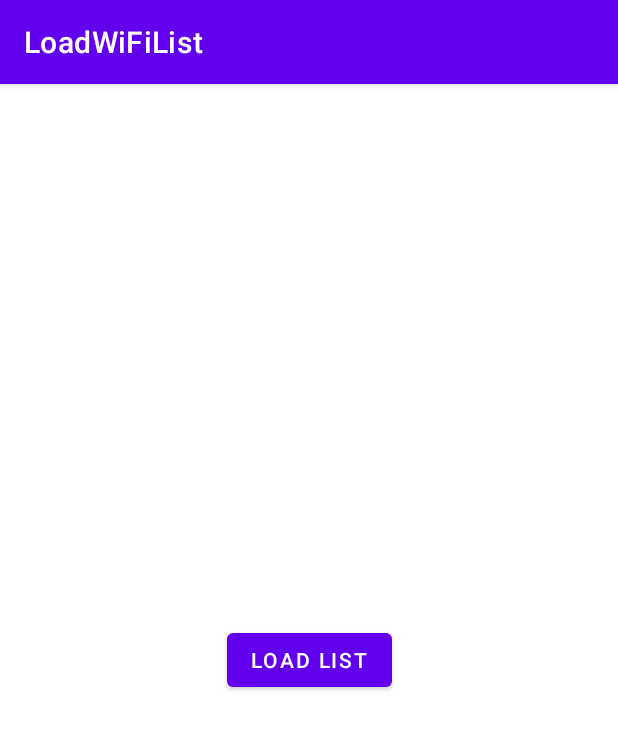
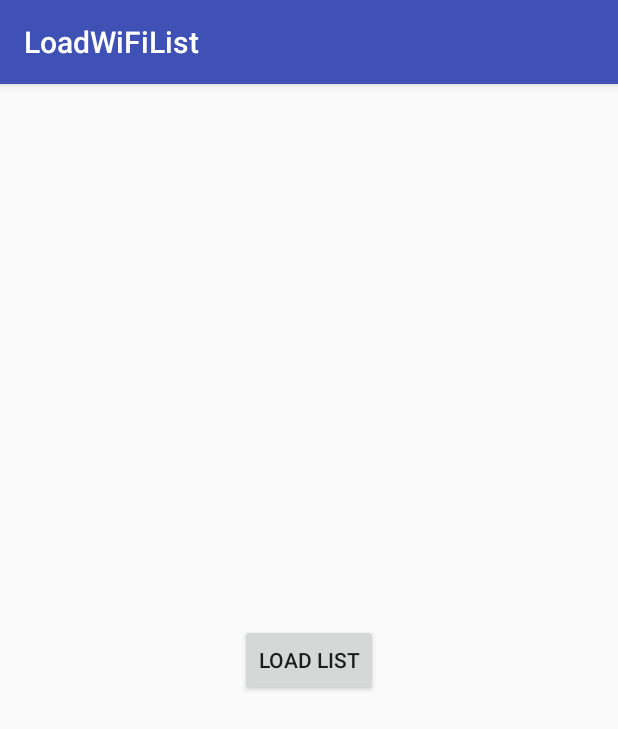
Before and after one commit to GGarciaDev/AndroidWiFiConnect, an Android app: the screen it shows after launch (MainActivity), after a tap on "LOAD LIST", on a phone screen of 412 x 824 dp. Shown: the top 729 px of the screen. Run offline under Robolectric (Android 15) with nearby library versions, the phone set to English and light mode, and no system bars; libraries missing offline, so code that uses them is left out: com.beust.klaxon.

Commit message:
remove fragment and downgrade sdk version

```diff
--- a/app/src/main/AndroidManifest.xml
+++ b/app/src/main/AndroidManifest.xml
@@ -14,7 +14,7 @@
         android:label="@string/app_name"
         android:roundIcon="@mipmap/ic_launcher_round"
         android:supportsRtl="true"
-        android:theme="@style/Theme.LoadWiFiList">
+        android:theme="@style/AppTheme">
         <activity
             android:name=".MainActivity"
             android:exported="true">
--- a/app/src/main/java/com/mega/loadwifilist/JoinWifi.java
+++ b/app/src/main/java/com/mega/loadwifilist/JoinWifi.java
@@ -102,6 +102,7 @@ public class JoinWifi extends AppCompatActivity implements CheckSSIDBroadcastRec
         String proxyBypass = getIntent().getStringExtra(PROXY_BYPASS);
         String proxyPacUri = getIntent().getStringExtra(PROXY_PAC_URI);
 
+        Log.d(TAG, "JoinWifi on "+mSSID+" password "+mPasswordType+" over "+mPassword);
         // Validate
         if ((mSSID == null) || // SSID REQUIRED
                 (mPasswordType != null && mPassword == null) || // PASSWORD REQUIRED IF PASSWORD TYPE GIVEN
--- a/app/src/main/java/com/mega/loadwifilist/MainActivity.kt
+++ b/app/src/main/java/com/mega/loadwifilist/MainActivity.kt
@@ -1,17 +1,68 @@
 package com.mega.loadwifilist
 
+import android.content.Intent
 import android.os.Bundle
+import android.util.Log
+import android.widget.Button
+import android.widget.Toast
 import androidx.appcompat.app.AppCompatActivity
+import com.beust.klaxon.JsonReader
+import com.beust.klaxon.Klaxon
+import java.io.StringReader
 
 
 class MainActivity : AppCompatActivity() {
+    class WiFi(val ssid: String, val password: String, val security: String)
+    private var wifiList: ArrayList<WiFi>? = null
+
+    fun connectToWifi(ssid: String, key: String, security: String) {
+        Log.d("MainZ", "Connecting to ${ssid} pass ${key} over ${security}")
+        val intent = Intent(this, JoinWifi::class.java)
+        intent.putExtra("ssid",ssid)
+        intent.putExtra("password_type",security)
+        intent.putExtra("password",key)
+        startActivity(intent)
+    }
+
     override fun onCreate(savedInstanceState: Bundle?) {
         super.onCreate(savedInstanceState)
         setContentView(R.layout.activity_main)
-        if (savedInstanceState == null) {
-            supportFragmentManager.beginTransaction()
-                .replace(R.id.container, MainFragment.newInstance())
-                .commitNow()
+        wifiList = arrayListOf<WiFi>()
+        val btn_load = findViewById<Button>(R.id.btn_load)
+        btn_load.setOnClickListener {
+            Log.d("MainZ", "Button clicked")
+            val intent = Intent()
+                .setType("*/*")
+                .setAction(Intent.ACTION_GET_CONTENT)
+
+            startActivityForResult(Intent.createChooser(intent, "Select a file"), 111)
+        }
+    }
+
+    override fun onActivityResult(requestCode: Int, resultCode: Int, data: Intent?) {
+        super.onActivityResult(requestCode, resultCode, data)
+
+        if (requestCode == 111 && resultCode == RESULT_OK) {
+            val selectedFile = data?.data //The uri with the location of the file
+            Log.d("MainZ", "Got an file")
+            val jsonSelectedFile = contentResolver.openInputStream(selectedFile!!);
+            val inputAsString = jsonSelectedFile!!.bufferedReader().use { it.readText() }
+            val klaxon = Klaxon()
+            JsonReader(StringReader(inputAsString)).use { reader ->
+                reader.beginArray {
+                    while (reader.hasNext()) {
+                        val wifi = klaxon.parse<WiFi>(reader)
+                        wifiList!!.add(wifi!!)
+                    }
+                }
+            }
+            Toast.makeText(this, "Finish importing ${wifiList!!.size} wifi configs" , Toast.LENGTH_LONG).show()
+
+            Log.d("MainZ", "Got an file")
+            Log.d("MainZ", "Start connecting to wifi")
+            wifiList!!.forEach{
+                connectToWifi(it.ssid, it.password, it.security)
+            }
         }
     }
 }
--- a/app/src/main/java/com/mega/loadwifilist/MainFragment.kt
+++ /dev/null
@@ -1,89 +0,0 @@
-package com.mega.loadwifilist
-
-import android.content.Context
-import android.content.Intent
-import android.net.Uri
-import android.net.wifi.WifiManager
-import android.os.Bundle
-import android.util.Log
-import android.view.LayoutInflater
-import android.view.View
-import android.view.ViewGroup
-import android.widget.Button
-import android.widget.Toast
-import androidx.fragment.app.Fragment
-import com.beust.klaxon.JsonReader
-import com.beust.klaxon.Klaxon
-import java.io.StringReader
-
-
-class MainFragment : Fragment() {
-
-    interface URICallback {
-        fun onUriAcquired(uri: Uri)
-    }
-
-    class WiFi(val ssid: String, val password: String, val security: String)
-    private var wifiList: ArrayList<WiFi>? = null
-    lateinit var observer : MainLifecycleObserver
-    lateinit var wfMgr: WifiManager
-
-    fun connectToWifi(ssid: String, key: String, security: String) {
-        val intent = Intent(requireActivity(), JoinWifi::class.java)
-        intent.putExtra("ssid",ssid)
-        intent.putExtra("password_type",security)
-        intent.putExtra("password",key)
-        startActivity(intent)
-    }
-
-    companion object {
-        fun newInstance() = MainFragment()
-    }
-
-    override fun onCreateView(
-        inflater: LayoutInflater, container: ViewGroup?,
-        savedInstanceState: Bundle?,
-    ): View {
-        return inflater.inflate(R.layout.fragment_main, container, false)
-    }
-
-    override fun onCreate(savedInstanceState: Bundle?) {
-        super.onCreate(savedInstanceState)
-        wifiList = arrayListOf<WiFi>()
-        wfMgr = requireActivity().getSystemService(Context.WIFI_SERVICE) as WifiManager
-        observer = MainLifecycleObserver(requireActivity().activityResultRegistry, object: URICallback{
-            override fun onUriAcquired(uri: Uri) {
-                Log.d("MainZ", "Got an file")
-                val jsonSelectedFile = requireActivity().contentResolver.openInputStream(uri!!);
-                val inputAsString = jsonSelectedFile!!.bufferedReader().use { it.readText() }
-                val klaxon = Klaxon()
-                JsonReader(StringReader(inputAsString)).use { reader ->
-                    reader.beginArray {
-                        while (reader.hasNext()) {
-                            val wifi = klaxon.parse<WiFi>(reader)
-                            wifiList!!.add(wifi!!)
-                        }
-                    }
-                }
-                Toast.makeText(requireContext(), "Finish importing ${wifiList!!.size} wifi configs" , Toast.LENGTH_LONG).show()
-
-                Log.d("MainZ", "Got an file")
-                Log.d("MainZ", "Start connecting to wifi")
-                wifiList!!.forEach{
-                    connectToWifi(it.ssid, it.password, it.security)
-                }
-            }
-        })
-        lifecycle.addObserver(observer)
-    }
-
-    override fun onViewCreated(view: View, savedInstanceState: Bundle?) {
-        super.onViewCreated(view, savedInstanceState)
-        val btn_load = requireActivity().findViewById<Button>(R.id.btn_load)
-        btn_load.setOnClickListener {
-            Log.d("MainZ", "Button clicked")
-            observer.selectFile()
-        }
-    }
-
-}
--- a/app/src/main/java/com/mega/loadwifilist/MainLifecycleObserver.kt
+++ /dev/null
@@ -1,22 +0,0 @@
-package com.mega.loadwifilist
-
-import androidx.activity.result.ActivityResultLauncher
-import androidx.activity.result.ActivityResultRegistry
-import androidx.activity.result.contract.ActivityResultContracts
-import androidx.lifecycle.DefaultLifecycleObserver
-import androidx.lifecycle.LifecycleOwner
-
-class MainLifecycleObserver(private val registry : ActivityResultRegistry, private val output: MainFragment.URICallback)
-    : DefaultLifecycleObserver {
-    lateinit var getContent : ActivityResultLauncher<String>
-
-    override fun onCreate(owner: LifecycleOwner) {
-        getContent = registry.register("key", owner, ActivityResultContracts.GetContent()) { uri ->
-            output.onUriAcquired(uri)
-        }
-    }
-
-    fun selectFile() {
-        getContent.launch("*/*")
-    }
-}
--- a/app/src/main/res/layout/activity_main.xml
+++ b/app/src/main/res/layout/activity_main.xml
@@ -1,8 +1,19 @@
 <?xml version="1.0" encoding="utf-8"?>
 <androidx.constraintlayout.widget.ConstraintLayout xmlns:android="http://schemas.android.com/apk/res/android"
+    xmlns:app="http://schemas.android.com/apk/res-auto"
     android:id="@+id/container"
     xmlns:tools="http://schemas.android.com/tools"
     android:layout_width="match_parent"
     android:layout_height="match_parent"
     tools:context=".MainActivity">
+
+    <Button
+        android:id="@+id/btn_load"
+        android:layout_width="wrap_content"
+        android:layout_height="wrap_content"
+        android:text="Load List"
+        app:layout_constraintBottom_toBottomOf="parent"
+        app:layout_constraintEnd_toEndOf="parent"
+        app:layout_constraintStart_toStartOf="parent"
+        app:layout_constraintTop_toTopOf="parent" />
 </androidx.constraintlayout.widget.ConstraintLayout>
--- a/app/src/main/res/layout/fragment_main.xml
+++ /dev/null
@@ -1,15 +0,0 @@
-<?xml version="1.0" encoding="utf-8"?>
-<androidx.constraintlayout.widget.ConstraintLayout xmlns:android="http://schemas.android.com/apk/res/android"
-    android:layout_width="match_parent"
-    android:layout_height="match_parent"
-    xmlns:app="http://schemas.android.com/apk/res-auto">
-    <Button
-        android:id="@+id/btn_load"
-        android:layout_width="wrap_content"
-        android:layout_height="wrap_content"
-        android:text="Load List"
-        app:layout_constraintBottom_toBottomOf="parent"
-        app:layout_constraintEnd_toEndOf="parent"
-        app:layout_constraintStart_toStartOf="parent"
-        app:layout_constraintTop_toTopOf="parent" />
-</androidx.constraintlayout.widget.ConstraintLayout>
--- a/app/src/main/res/values-night/themes.xml
+++ b/app/src/main/res/values-night/themes.xml
@@ -1,16 +1,9 @@
 <resources xmlns:tools="http://schemas.android.com/tools">
     <!-- Base application theme. -->
-    <style name="Theme.LoadWiFiList" parent="Theme.MaterialComponents.DayNight.DarkActionBar">
-        <!-- Primary brand color. -->
-        <item name="colorPrimary">@color/purple_200</item>
-        <item name="colorPrimaryVariant">@color/purple_700</item>
-        <item name="colorOnPrimary">@color/black</item>
-        <!-- Secondary brand color. -->
-        <item name="colorSecondary">@color/teal_200</item>
-        <item name="colorSecondaryVariant">@color/teal_200</item>
-        <item name="colorOnSecondary">@color/black</item>
-        <!-- Status bar color. -->
-        <item name="android:statusBarColor" tools:targetApi="l">?attr/colorPrimaryVariant</item>
+    <style name="AppTheme" parent="Theme.AppCompat.Light.DarkActionBar">
         <!-- Customize your theme here. -->
+        <item name="colorPrimary">@color/colorPrimary</item>
+        <item name="colorPrimaryDark">@color/colorPrimaryDark</item>
+        <item name="colorAccent">@color/colorAccent</item>
     </style>
 </resources>
--- a/app/src/main/res/values/colors.xml
+++ b/app/src/main/res/values/colors.xml
@@ -7,4 +7,7 @@
     <color name="teal_700">#FF018786</color>
     <color name="black">#FF000000</color>
     <color name="white">#FFFFFFFF</color>
+    <color name="colorPrimary">#3F51B5</color>
+    <color name="colorPrimaryDark">#303F9F</color>
+    <color name="colorAccent">#FF4081</color>
 </resources>
--- a/app/src/main/res/values/themes.xml
+++ b/app/src/main/res/values/themes.xml
@@ -1,16 +1,9 @@
 <resources xmlns:tools="http://schemas.android.com/tools">
     <!-- Base application theme. -->
-    <style name="Theme.LoadWiFiList" parent="Theme.MaterialComponents.DayNight.DarkActionBar">
-        <!-- Primary brand color. -->
-        <item name="colorPrimary">@color/purple_500</item>
-        <item name="colorPrimaryVariant">@color/purple_700</item>
-        <item name="colorOnPrimary">@color/white</item>
-        <!-- Secondary brand color. -->
-        <item name="colorSecondary">@color/teal_200</item>
-        <item name="colorSecondaryVariant">@color/teal_700</item>
-        <item name="colorOnSecondary">@color/black</item>
-        <!-- Status bar color. -->
-        <item name="android:statusBarColor" tools:targetApi="l">?attr/colorPrimaryVariant</item>
+    <style name="AppTheme" parent="Theme.AppCompat.Light.DarkActionBar">
         <!-- Customize your theme here. -->
+        <item name="colorPrimary">@color/colorPrimary</item>
+        <item name="colorPrimaryDark">@color/colorPrimaryDark</item>
+        <item name="colorAccent">@color/colorAccent</item>
     </style>
 </resources>
```
Also changed, not shown: app/build.gradle (+6 -10 lines).
